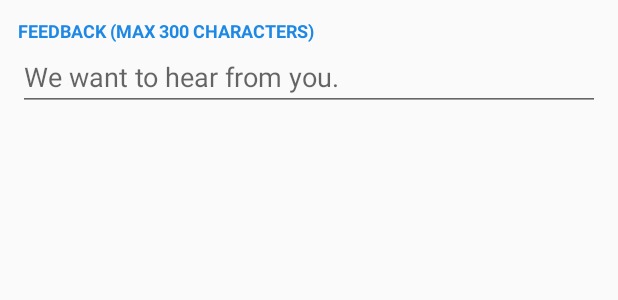
After one commit to harrytrandesign/android_capstone_application_grateful, an Android app: the layout alert_dialog_feedback_window.xml on its own in the app's theme, with its tools: preview values and no code run, on a phone screen of 412 x 824 dp. The commit adds this screen. Shown: the top 300 px of the screen. Run offline under Robolectric (Android 15) with nearby library versions, the phone set to English and light mode, and no system bars.

Commit message:
Added Feedback Alert Dialog LayoutInflater with functionality.

```diff
--- /dev/null
+++ b/app/src/main/res/layout/alert_dialog_feedback_window.xml
@@ -0,0 +1,30 @@
+<?xml version="1.0" encoding="utf-8"?>
+<LinearLayout
+    xmlns:android="http://schemas.android.com/apk/res/android"
+    android:layout_width="match_parent"
+    android:layout_height="match_parent"
+    android:focusable="true"
+    android:focusableInTouchMode="true"
+    android:orientation="vertical"
+    android:padding="@dimen/padding_medium">
+
+    <TextView
+        android:id="@+id/tv_feedback_title"
+        android:layout_width="match_parent"
+        android:layout_height="wrap_content"
+        android:text="@string/new_feedback_title"
+        android:textAllCaps="true"
+        android:textColor="@color/colorPrimary"
+        android:textSize="@dimen/font_tiny"
+        android:textStyle="bold"/>
+
+    <EditText
+        android:id="@+id/wyd_feedback_add"
+        android:layout_width="match_parent"
+        android:layout_height="wrap_content"
+        android:hint="@string/feedback_hint"
+        android:inputType="textShortMessage|textAutoComplete|textCapSentences|textAutoCorrect"
+        android:maxLength="300"/>
+
+
+</LinearLayout>
--- a/app/src/main/res/values/strings.xml
+++ b/app/src/main/res/values/strings.xml
@@ -7,10 +7,10 @@
     <string name="logon_button_text">Sign In</string>
     <string name="dialog.message.loading">Loading…</string>
     <string name="invite.title.label">Invite Your Friends</string>
-    <string name="invite.message.label">Join me on Grateful. Share the things you\'re grateful for, like me.</string>
+    <string name="invite.message.label">Join me on Grateful. Share the things you\'re grateful for. You know, like me.</string>
     <string name="menu.label.terms">Terms &amp; Conditions</string>
     <string name="menu.label.privacy">Privacy Policy</string>
-    <string name="menu.label.feedback">Feedback</string>
+    <string name="menu.label.feedback">Provide Feedback</string>
     <string name="menu.label.logoff">Log Off</string>
     <string name="drawer.open">Open Drawer</string>
     <string name="drawer.close">Close Drawer</string>
@@ -18,7 +18,7 @@
     <!-- Navigation Drawer menu labels -->
     <string name="navigation_menu_personal">My Posts</string>
     <string name="navigation_menu_journal_personal">My Journal</string>
-    <string name="navigation_menu_public">Public Posts</string>
+    <!--<string name="navigation_menu_public">Public Posts</string>-->
     <string name="navigation_menu_journal_public">Public Journal</string>
     <string name="navigation_menu_invite">Invite Friends</string>
     <string name="navigation_menu_signout">Log Off</string>
@@ -30,7 +30,7 @@
     <string-array name="navigation_labels">
         <item>@string/navigation_menu_user_post</item>
         <item>@string/navigation_menu_user_journal</item>
-        <item>@string/navigation_menu_public</item>
+        <!--<item>@string/navigation_menu_public</item>-->
         <item>@string/navigation_menu_journal_public</item>
         <item>@string/navigation_menu_invite</item>
         <item>@string/navigation_menu_signout</item>
@@ -57,6 +57,9 @@
     <string name="navi_tv_displayname_placeholder">Welcome Username</string>
     <string name="navi_tv_welcome_user">Welcome</string>
 
+    <string name="new_feedback_title">Feedback (Max 300 characters)</string>
+    <string name="feedback_hint">We want to hear from you.</string>
+
     <string name="item_tv_comment_count">Comment</string>
     <string name="next_button_text">Next</string>
     <string name="tv_quote_inspire_daily">Inspire Yourself Daily…</string>
```
Also changed, not shown: app/src/main/java/com/htdwps/grateful/Adapter/FeedbackSubmitDialogBox.java (added, +135 -0 lines), app/src/main/java/com/htdwps/grateful/Fragment/UserJournalFragment.java (+39 -14 lines), app/src/main/java/com/htdwps/grateful/ListActivity.java (+24 -31 lines), app/src/main/java/com/htdwps/grateful/Model/Feedback.java (+27 -6 lines), app/src/main/res/menu/navigation_drawer_menu.xml (+4 -4 lines).
